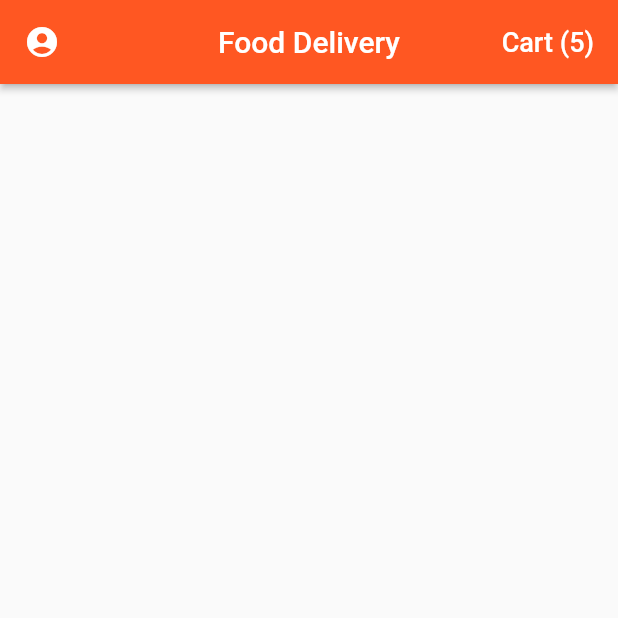
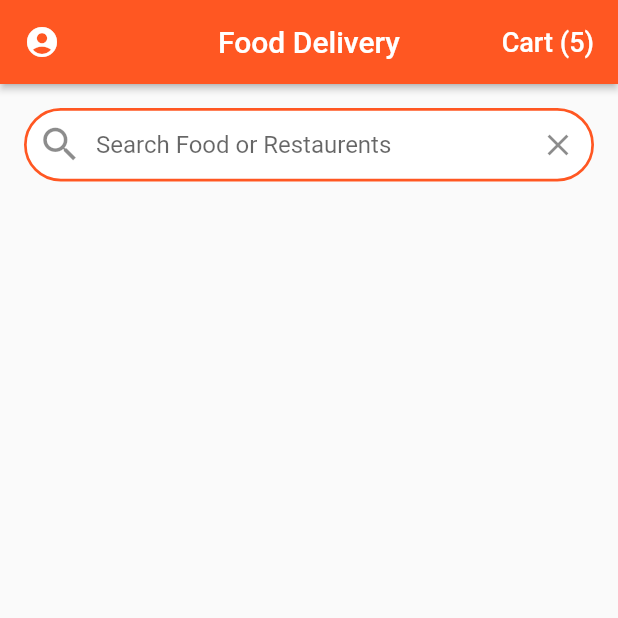
Before and after one commit to sa2608/Flutter-Food-Delivery-App, a Flutter app: the screen it shows after launch, on a phone screen of 412 x 824 dp, the top half of it. Run offline on Flutter 3.47's test engine with Material 2 defaults, Android fonts, the phone set to English and light mode, and no system bars.

Commit message:
SearchBar

```diff
--- a/lib/screens/home_screen.dart
+++ b/lib/screens/home_screen.dart
@@ -32,7 +32,43 @@ class _HomeScreenState extends State<HomeScreen> {
           ),
         ],
       ),
-
+      body: ListView(
+        children: [
+          Padding(
+            padding: const EdgeInsets.all(16.0),
+            child: TextField(
+              decoration: InputDecoration(
+                contentPadding: EdgeInsets.symmetric(
+                  vertical: 15.0,
+                ),
+                fillColor: Colors.white,
+                filled: true,
+                border: OutlineInputBorder(
+                  borderRadius: BorderRadius.circular(26.0),
+                  borderSide: BorderSide(width: 0.8),
+                ),
+                enabledBorder: OutlineInputBorder(
+                  borderRadius: BorderRadius.circular(26.0),
+                  borderSide: BorderSide(
+                      width: 1.8,
+                      color: Theme.of(context).primaryColor),
+                ),
+                hintText: 'Search Food or Restaurents',
+                prefixIcon: Icon(
+                  Icons.search,
+                  size: 30.0,
+                ),
+                suffixIcon: IconButton(
+                  icon: Icon(
+                    Icons.clear,
+                  ),
+                  onPressed: () {},
+                ),
+              ),
+            ),
+          ),
+        ],
+      ),
     );
   }
 }
```
